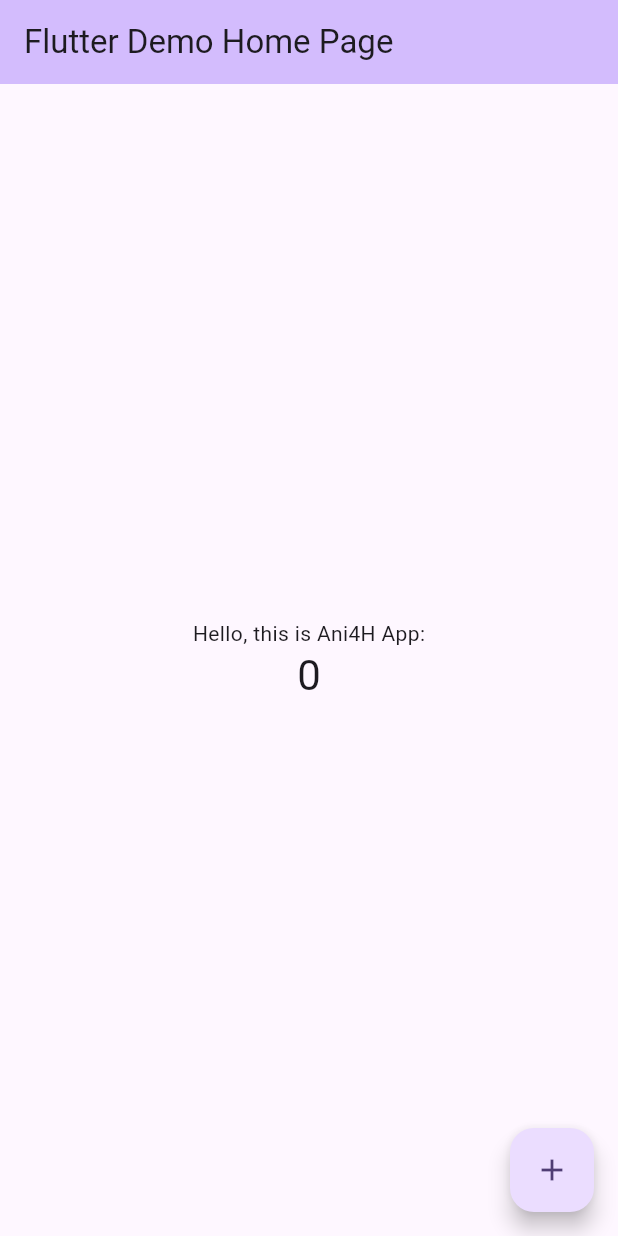
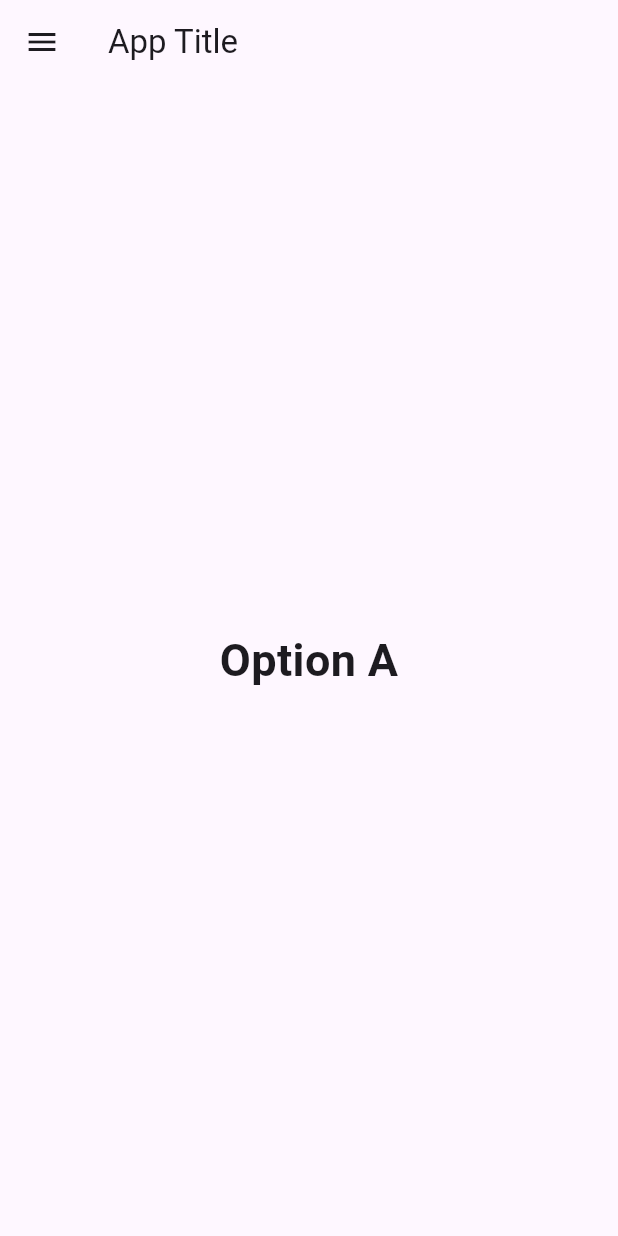
Before and after one commit to caovanhoang63/ani4h_app, a Flutter app: the screen it shows after launch, on a phone screen of 412 x 824 dp. Run offline on Flutter 3.47's test engine with Material 3 defaults, Android fonts, the light colour scheme and no system bars.

Commit message:
add: simple navigate sample

```diff
--- a/lib/main.dart
+++ b/lib/main.dart
@@ -1,3 +1,6 @@
+import 'package:ani4h_app/pages/first_page.dart';
+import 'package:ani4h_app/pages/home_page.dart';
+import 'package:ani4h_app/pages/second_page.dart';
 import 'package:flutter/material.dart';
 
 void main() {
@@ -7,119 +10,19 @@ void main() {
 class MyApp extends StatelessWidget {
   const MyApp({super.key});
 
-  // This widget is the root of your application.
   @override
   Widget build(BuildContext context) {
     return MaterialApp(
-      title: 'Flutter Demo',
       theme: ThemeData(
-        // This is the theme of your application.
-        //
-        // TRY THIS: Try running your application with "flutter run". You'll see
-        // the application has a purple toolbar. Then, without quitting the app,
-        // try changing the seedColor in the colorScheme below to Colors.green
-        // and then invoke "hot reload" (save your changes or press the "hot
-        // reload" button in a Flutter-supported IDE, or press "r" if you used
-        // the command line to start the app).
-        //
-        // Notice that the counter didn't reset back to zero; the application
-        // state is not lost during the reload. To reset the state, use hot
-        // restart instead.
-        //
-        // This works for code too, not just values: Most code changes can be
-        // tested with just a hot reload.
         colorScheme: ColorScheme.fromSeed(seedColor: Colors.deepPurple),
         useMaterial3: true,
       ),
-      home: const MyHomePage(title: 'Flutter Demo Home Page'),
+      routes: {
+        '/homepage': (context) => const HomePage(),
+        '/firstpage': (context) => const FirstPage(),
+        '/secondpage': (context) => const SecondPage(),
+      },
+      initialRoute: '/homepage',
     );
   }
 }
-
-class MyHomePage extends StatefulWidget {
-  const MyHomePage({super.key, required this.title});
-
-  // This widget is the home page of your application. It is stateful, meaning
-  // that it has a State object (defined below) that contains fields that affect
-  // how it looks.
-
-  // This class is the configuration for the state. It holds the values (in this
-  // case the title) provided by the parent (in this case the App widget) and
-  // used by the build method of the State. Fields in a Widget subclass are
-  // always marked "final".
-
-  final String title;
-
-  @override
-  State<MyHomePage> createState() => _MyHomePageState();
-}
-
-class _MyHomePageState extends State<MyHomePage> {
-  int _counter = 0;
-
-  void _incrementCounter() {
-    setState(() {
-      // This call to setState tells the Flutter framework that something has
-      // changed in this State, which causes it to rerun the build method below
-      // so that the display can reflect the updated values. If we changed
-      // _counter without calling setState(), then the build method would not be
-      // called again, and so nothing would appear to happen.
-      _counter++;
-    });
-  }
-
-  @override
-  Widget build(BuildContext context) {
-    // This method is rerun every time setState is called, for instance as done
-    // by the _incrementCounter method above.
-    //
-    // The Flutter framework has been optimized to make rerunning build methods
-    // fast, so that you can just rebuild anything that needs updating rather
-    // than having to individually change instances of widgets.
-    return Scaffold(
-      appBar: AppBar(
-        // TRY THIS: Try changing the color here to a specific color (to
-        // Colors.amber, perhaps?) and trigger a hot reload to see the AppBar
-        // change color while the other colors stay the same.
-        backgroundColor: Theme.of(context).colorScheme.inversePrimary,
-        // Here we take the value from the MyHomePage object that was created by
-        // the App.build method, and use it to set our appbar title.
-        title: Text(widget.title),
-      ),
-      body: Center(
-        // Center is a layout widget. It takes a single child and positions it
-        // in the middle of the parent.
-        child: Column(
-          // Column is also a layout widget. It takes a list of children and
-          // arranges them vertically. By default, it sizes itself to fit its
-          // children horizontally, and tries to be as tall as its parent.
-          //
-          // Column has various properties to control how it sizes itself and
-          // how it positions its children. Here we use mainAxisAlignment to
-          // center the children vertically; the main axis here is the vertical
-          // axis because Columns are vertical (the cross axis would be
-          // horizontal).
-          //
-          // TRY THIS: Invoke "debug painting" (choose the "Toggle Debug Paint"
-          // action in the IDE, or press "p" in the console), to see the
-          // wireframe for each widget.
-          mainAxisAlignment: MainAxisAlignment.center,
-          children: <Widget>[
-            const Text(
-              'Hello, this is Ani4H App:',
-            ),
-            Text(
-              '$_counter',
-              style: Theme.of(context).textTheme.headlineMedium,
-            ),
-          ],
-        ),
-      ),
-      floatingActionButton: FloatingActionButton(
-        onPressed: _incrementCounter,
-        tooltip: 'Increment',
-        child: const Icon(Icons.add),
-      ), // This trailing comma makes auto-formatting nicer for build methods.
-    );
-  }
-}
--- /dev/null
+++ b/lib/pages/home_page.dart
@@ -0,0 +1,147 @@
+import 'package:flutter/material.dart';
+
+class HomePage extends StatefulWidget {
+  const HomePage({super.key});
+
+  @override
+  State<HomePage> createState() => _HomePageState();
+}
+class OptionA extends StatelessWidget {
+  const OptionA({super.key});
+
+  @override
+  Widget build(BuildContext context) {
+    return Center(
+      child: Text('Option A', style: TextStyle(fontSize: 30, fontWeight: FontWeight.bold)),
+    );
+  }
+}
+class OptionB extends StatelessWidget {
+  const OptionB({super.key});
+
+  @override
+  Widget build(BuildContext context) {
+    return Center(
+      child: Column(
+        mainAxisSize: MainAxisSize.min, // Keeps Column centered vertically
+        children: [
+          Text('Option B', style: TextStyle(fontSize: 30, fontWeight: FontWeight.bold)),
+          const SizedBox(height: 20),
+          ElevatedButton(
+            onPressed: () {
+              Navigator.pushNamed(context, "/firstpage");
+            },
+            child: Text('To first page'),
+          ),
+          const SizedBox(height: 10),
+          ElevatedButton(
+            onPressed: () {
+              print("Button 2 in Option B pressed");
+            },
+            child: Text('Button 2'),
+          ),
+        ],
+      ),
+    );
+  }
+}
+class OptionC extends StatelessWidget {
+  const OptionC({super.key});
+
+  @override
+  Widget build(BuildContext context) {
+    return Center(
+      child: Column(
+        mainAxisSize: MainAxisSize.min, // Keeps Column centered vertically
+        children: [
+          Text('Option C', style: TextStyle(fontSize: 30, fontWeight: FontWeight.bold)),
+          const SizedBox(height: 20),
+          ElevatedButton(
+            onPressed: () {
+              print("Button 1 in Option C pressed");
+            },
+            child: Text('Button 1'),
+          ),
+          const SizedBox(height: 10),
+          ElevatedButton(
+            onPressed: () {
+              print("Button 2 in Option C pressed");
+            },
+            child: Text('Button 2'),
+          ),
+        ],
+      ),
+    );
+  }
+}
+
+class _HomePageState extends State<HomePage> {
+  int _selectedIndex = 0;
+  static final List<Widget> _pages = <Widget>[
+    OptionA(),
+    OptionB(),
+    OptionC(),
+  ];
+
+  void _onItemTapped(int index) {
+    setState(() {
+      _selectedIndex = index;
+    });
+  }
+
+  @override
+  Widget build(BuildContext context) {
+    return Scaffold(
+      appBar: AppBar(
+        title: Text("App Title"),
+        leading: Builder(
+            builder: (context) => IconButton(
+              icon: const Icon(Icons.menu),
+              onPressed: () => Scaffold.of(context).openDrawer(),
+            ),
+        ),
+      ),
+      body: IndexedStack(
+        index: _selectedIndex,
+        children: _pages,
+      ),
+      drawer: Drawer(
+        child: ListView(
+          padding: EdgeInsets.zero,
+          children: <Widget>[
+            DrawerHeader(
+              decoration: const BoxDecoration(
+                color: Colors.blue,
+              ),
+              child: const Text('Drawer Header'),
+            ),
+            ListTile(
+              title: const Text('Option A'),
+              selected: _selectedIndex == 0,
+              onTap: () {
+                _onItemTapped(0);
+                Navigator.pop(context);
+              },
+            ),
+            ListTile(
+              title: const Text('Option B'),
+              selected: _selectedIndex == 1,
+              onTap: () {
+                _onItemTapped(1);
+                Navigator.pop(context);
+              },
+            ),
+            ListTile(
+              title: const Text('Option C'),
+              selected: _selectedIndex == 2,
+              onTap: () {
+                _onItemTapped(2);
+                Navigator.pop(context);
+              },
+            ),
+          ],
+        ),
+      ),
+    );
+  }
+}
```
Also changed, not shown: lib/pages/first_page.dart (added, +22 -0 lines), lib/pages/second_page.dart (added, +22 -0 lines).
